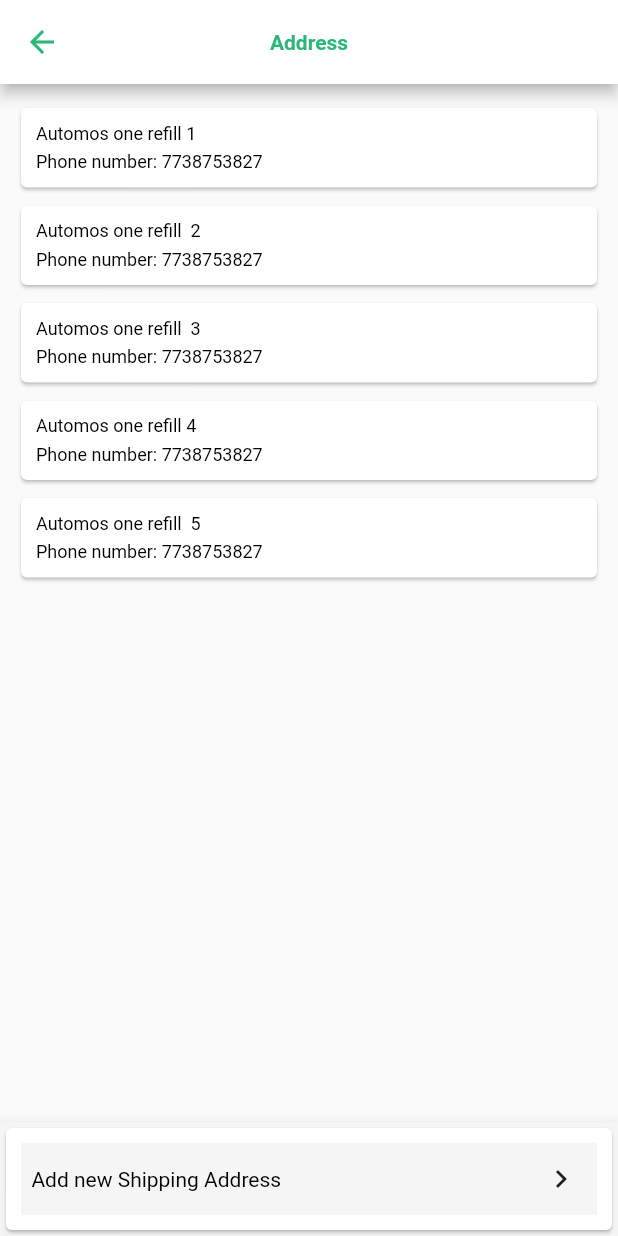
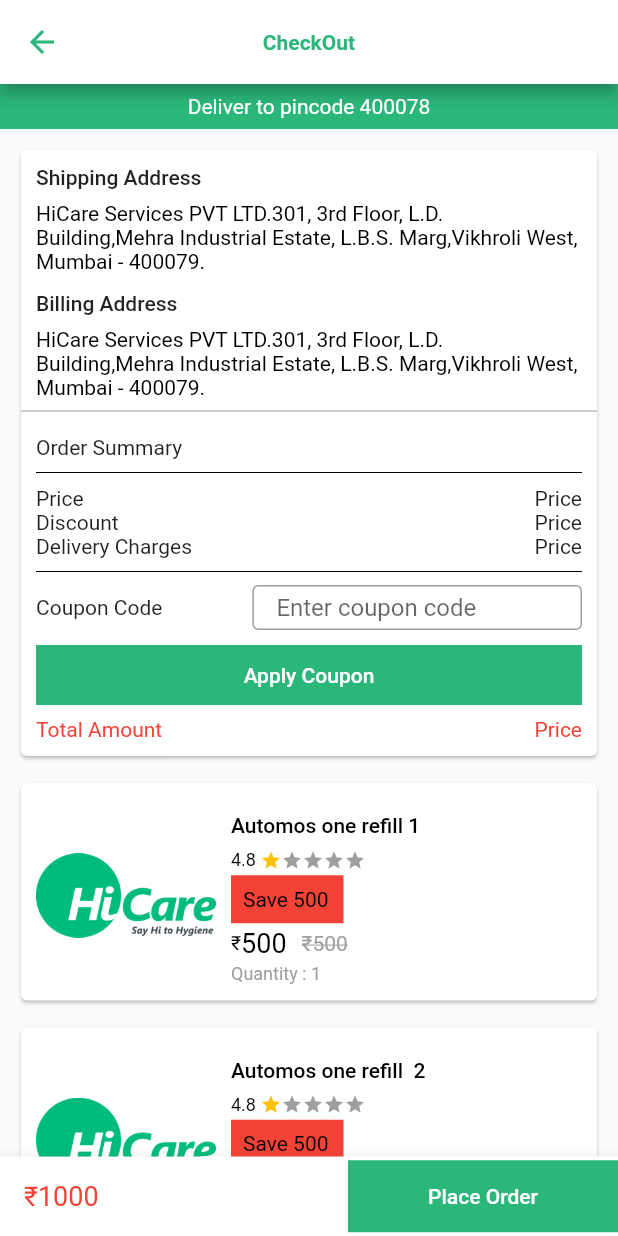
Before and after one commit to HiShubhamK/customerappflutter, a Flutter app: the HomeScreen screen opened directly, item 3 of the bottom bar chosen, on a phone screen of 412 x 824 dp. Run offline on Flutter 3.47's test engine with Material 2 defaults, Android fonts, the light colour scheme and no system bars; drawn by our look-alikes of flutter_rating_bar; our stand-ins replace animated_splash_screen, another_flushbar, carousel_slider, flare_flutter, flutter_otp_text_field, fluttertoast and 2 more; missing offline and left inert: dart:ffi; accounts and stored records are empty; network calls fail.

```diff
--- /dev/null
+++ b/lib/view/checkout_screen.dart
@@ -0,0 +1,397 @@
+import 'package:flutter/material.dart';
+import 'package:flutter_rating_bar/flutter_rating_bar.dart';
+
+class CheckoutScreen extends StatefulWidget {
+  @override
+  State<StatefulWidget> createState() {
+    // TODO: implement createState
+    return _CheckoutScreen();
+  }
+}
+
+class _CheckoutScreen extends State<CheckoutScreen> {
+
+  List<String> items = [
+    'Automos one refill 1',
+    'Automos one refill  2',
+    'Automos one refill  3',
+    'Automos one refill 4',
+    'Automos one refill  5',
+    // Add more items as needed
+  ];
+
+  @override
+  Widget build(BuildContext context) {
+    // TODO: implement build
+    return Scaffold(
+      appBar: AppBar(
+        title: Text(
+          'CheckOut',
+          style: TextStyle(
+              fontSize: 14,
+              color: Color.fromARGB(255, 43, 183, 122),
+              fontWeight: FontWeight.bold),
+        ),
+        centerTitle: true,
+        automaticallyImplyLeading: true,
+        // Remove the back arrow
+        backgroundColor: Colors.white,
+        iconTheme: IconThemeData(color: Color.fromARGB(255, 43, 183, 122)),
+      ),
+      bottomNavigationBar: BottomAppBar(
+        color: Colors.white,
+        child: Row(
+          mainAxisAlignment: MainAxisAlignment.spaceBetween,
+          children: [
+            Padding(
+              padding: const EdgeInsets.all(16.0),
+              child: Text(
+                '\u{20B9}1000', // Replace with your price value
+                style: TextStyle(
+                  color: Colors.red, // Set the text color
+                  fontSize: 18.0, // Set the font size
+                ),
+              ),
+            ),
+            Container(
+              width: 180,
+              color: Color.fromARGB(255, 43, 183, 122),
+              child: TextButton(
+                  onPressed: () {},
+                  child: Text(
+                    'Place Order',
+                    style: TextStyle(color: Colors.white),
+                  )),
+            )
+            // IconButton(
+            //   icon: Icon(Icons.shopping_cart),
+            //   onPressed: () {
+            //     // Handle cart button click
+            //   },
+            //   color: Colors.white, // Set the icon color
+            // ),
+          ],
+        ),
+      ),
+      body: Container(
+        child: Column(
+          children: [
+            Container(
+              height: 30,
+              color: Color.fromARGB(255, 43, 183, 122),
+              // Set the text color
+              width: double.infinity,
+              // Make the Container match the parent's width
+              child: Center(
+                child: Text(
+                  'Deliver to pincode 400078',
+                  style: TextStyle(color: Colors.white // Set the text color
+                      ),
+                ),
+              ),
+            ),
+            SizedBox(height: 10),
+            Container(
+              margin: EdgeInsets.fromLTRB(10, 0, 10, 0),
+              child: Column(
+                children: [
+                  Card(
+                    child: Column(
+                      children: [
+                        Container(
+                            margin: EdgeInsets.fromLTRB(10,10,10,3),
+                            child: Row(
+                              mainAxisAlignment: MainAxisAlignment.spaceBetween,
+                              children: [
+                                Text(
+                                  'Shipping Address',
+                                  style: TextStyle(
+                                      fontSize: 14,
+                                      fontWeight: FontWeight.w500),
+                                ),
+                              ],
+                            )),
+                        SizedBox(height: 5),
+                        Container(
+                          width: double.infinity,
+                          height: 50,
+                          margin: EdgeInsets.fromLTRB(10, 0, 10, 0),
+                          // padding: const EdgeInsets.all(10),
+                          child: Text(
+                              'HiCare Services PVT LTD.301, 3rd Floor, L.D. Building,Mehra Industrial Estate, L.B.S. Marg,Vikhroli West, Mumbai - 400079.',
+                              maxLines: 4,
+                              overflow: TextOverflow.visible,
+                              style:
+                                  TextStyle(color: Colors.black, fontSize: 14)),
+                        ),
+                        Container(
+                            margin: EdgeInsets.fromLTRB(10,10,10,3),
+                            child: Row(
+                              mainAxisAlignment: MainAxisAlignment.spaceBetween,
+                              children: [
+                                Text(
+                                  'Billing Address',
+                                  style: TextStyle(
+                                      fontSize: 14,
+                                      fontWeight: FontWeight.w500),
+                                ),
+                              ],
+                            )),
+                        SizedBox(height: 5),
+                        Container(
+                          width: double.infinity,
+                          height: 50,
+                          margin: EdgeInsets.fromLTRB(10, 0, 10, 0),
+                          // padding: const EdgeInsets.all(10),
+                          child: Text(
+                              'HiCare Services PVT LTD.301, 3rd Floor, L.D. Building,Mehra Industrial Estate, L.B.S. Marg,Vikhroli West, Mumbai - 400079.',
+                              maxLines: 4,
+                              overflow: TextOverflow.visible,
+                              style:
+                                  TextStyle(color: Colors.black, fontSize: 14)),
+                        ),
+                        SizedBox(height: 5),
+                        Divider(height: 2, color: Colors.grey),
+                        SizedBox(height: 5),
+                        Container(
+                          margin: EdgeInsets.all(10),
+                          child: Column(
+                            children: [
+                              Row(
+                                mainAxisAlignment: MainAxisAlignment.start,
+                                crossAxisAlignment: CrossAxisAlignment.start,
+                                mainAxisSize: MainAxisSize.max,
+                                children: [Text('Order Summary')],
+                              ),
+                              SizedBox(height: 8),
+                              Divider(height: 2, color: Colors.black),
+                              SizedBox(height: 8),
+                              Row(
+                                mainAxisAlignment:
+                                    MainAxisAlignment.spaceBetween,
+                                children: [Text('Price'), Text('Price')],
+                              ),
+                              Row(
+                                mainAxisAlignment:
+                                    MainAxisAlignment.spaceBetween,
+                                children: [Text('Discount'), Text('Price')],
+                              ),
+                              Row(
+                                mainAxisAlignment:
+                                    MainAxisAlignment.spaceBetween,
+                                children: [
+                                  Text('Delivery Charges'),
+                                  Text('Price')
+                                ],
+                              ),
+                              SizedBox(height: 8),
+                              Divider(height: 2, color: Colors.black),
+                              SizedBox(height: 8),
+                              Row(
+                                mainAxisAlignment:
+                                    MainAxisAlignment.spaceAround,
+                                children: <Widget>[
+                                  Text('Coupon Code'),
+                                  SizedBox(width: 60.0),
+                                  Expanded(
+                                    child: Container(
+                                      height: 30,
+                                      child: TextField(
+                                        decoration: InputDecoration(
+                                          hintText: 'Enter coupon code',
+                                          border: OutlineInputBorder(
+                                              borderSide: BorderSide(
+                                            color: Color.fromARGB(
+                                                255, 43, 183, 122),
+                                          )),
+                                          contentPadding: EdgeInsets.fromLTRB(
+                                              16.0, 0, 0, 0),
+                                        ),
+                                      ),
+                                    ),
+                                  ),
+                                ],
+                              ),
+                              SizedBox(height: 10),
+                              Container(
+                                height: 40,
+                                  width: double.infinity,
+                                  color: Color.fromARGB(255, 43,183, 122),
+                                  child: TextButton(onPressed: () {}, child: Text('Apply Coupon',style: TextStyle(backgroundColor: Color.fromARGB(255, 43, 183, 122),color: Colors.white),))),
+                              SizedBox(height: 8),
+                              Row(
+                                mainAxisAlignment:
+                                    MainAxisAlignment.spaceBetween,
+                                children: [
+                                  Text(
+                                    'Total Amount',
+                                    style: TextStyle(color: Colors.red),
+                                  ),
+                                  Text('Price',
+                                      style: TextStyle(color: Colors.red))
+                                ],
+                              ),
+                            ],
+                          ),
+                        ),
+                      ],
+                    ),
+                  ),
+                  SizedBox(height: 10),
+                ],
+              ),
+            ),
+            Expanded(
+                child: ListView.builder(
+                  itemCount: items.length,
+                  itemBuilder: (BuildContext context, int index) {
+                    return Container(
+                      margin: EdgeInsets.fromLTRB(10, 0, 10, 10),
+                      child: Card(
+                        child: Column(
+                          children: [
+                            Row(
+                              children: [
+                                Column(
+                                  crossAxisAlignment: CrossAxisAlignment.start,
+                                  mainAxisSize: MainAxisSize.max,
+                                  mainAxisAlignment: MainAxisAlignment.start,
+                                  children: [
+                                    SizedBox(height: 5),
+                                    Container(
+                                        margin: EdgeInsets.fromLTRB(10, 0, 0, 0),
+                                        child: Image.asset(
+                                          'images/splash.png',
+                                          height: 140,
+                                          width: 120,
+                                        )),
+                                  ],
+                                ),
+                                SizedBox(height: 10),
+                                Container(
+                                  margin: EdgeInsets.fromLTRB(10, 0, 10, 0),
+                                  child: Column(
+                                    crossAxisAlignment: CrossAxisAlignment.start,
+                                    mainAxisSize: MainAxisSize.max,
+                                    mainAxisAlignment: MainAxisAlignment.start,
+                                    children: [
+                                      Container(
+                                        margin: EdgeInsets.fromLTRB(0, 10, 0, 0),
+                                        child: Text(items[index],
+                                            maxLines: 3,
+                                            overflow: TextOverflow.visible,
+                                            style: TextStyle(
+                                                color: Colors.black,
+                                                fontSize: 14,
+                                                fontWeight: FontWeight.w500)),
+                                      ),
+                                      SizedBox(height: 3),
+                                      Container(
+                                        margin: EdgeInsets.fromLTRB(0, 5, 0, 0),
+                                        child: Row(
+                                          children: [
+                                            Text('4.8',
+                                                style: TextStyle(
+                                                    color: Colors.black,
+                                                    fontSize: 12)),
+                                            SizedBox(width: 3),
+                                            RatingBar.builder(
+                                              wrapAlignment: WrapAlignment.start,
+                                              initialRating: 1,
+                                              minRating: 1,
+                                              direction: Axis.horizontal,
+                                              allowHalfRating: true,
+                                              itemCount: 5,
+                                              // Adjust the size of the icons as needed
+                                              itemSize: 14.0,
+                                              // itemPadding: EdgeInsets.symmetric(
+                                              //     horizontal: 4.0),
+                                              itemBuilder: (context, _) => Center(
+                                                child: Icon(
+                                                  Icons.star,
+                                                  color: Colors.amber,
+                                                  size: 14.0,
+                                                ),
+                                              ),
+                                              onRatingUpdate: (rating) {
+                                                print(rating);
+                                              },
+                                            ),
+                                          ],
+                                        ),
+                                      ),
+                                      SizedBox(height: 3),
+                                      Container(
+                                          width: 75,
+                                          color: Colors.red,
+                                          child: Padding(
+                                            padding: const EdgeInsets.all(8),
+                                            child: Text('Save 500',
+                                                style: TextStyle(
+                                                    color: Colors.black,
+                                                    backgroundColor: Colors.red,
+                                                    fontSize: 14)),
+                                          )),
+                                      SizedBox(height: 3),
+                                      Row(
+                                        children: [
+                                          Text('\u{20B9}',
+                                              style: TextStyle(
+                                                  color: Colors.black,
+                                                  fontSize: 13)),
+                                          Text('500',
+                                              style: TextStyle(
+                                                color: Colors.black,
+                                                fontSize: 18,
+                                              )),
+                                          SizedBox(width: 10),
+                                          Text('\u{20B9}',
+                                              style: TextStyle(
+                                                  color: Colors.grey,
+                                                  fontSize: 14,
+                                                  decoration:
+                                                  TextDecoration.lineThrough)),
+                                          Text('500',
+                                              style: TextStyle(
+                                                  color: Colors.grey,
+                                                  fontSize: 14,
+                                                  decoration:
+                                                  TextDecoration.lineThrough)),
+                                        ],
+                                      ),
+
+                                      SizedBox(height: 3),
+                                      Row(
+                                        children: [
+                                          Text('Quantity :',
+                                              style: TextStyle(
+                                                  color: Colors.grey,
+                                                  fontSize: 12)),
+                                          SizedBox(width: 3),
+                                          Text('1 ',
+                                              style: TextStyle(
+                                                  color: Colors.grey,
+                                                  fontSize: 12)),
+                                        ],
+                                      ),
+                                    ],
+                                  ),
+                                ),
+                              ],
+                            )
+                          ],
+                        ),
+                      ),
+                    );
+
+                    // return ListTile(
+                    //   title: Text(items[index]),
+                    // );
+                  },
+                )),
+          ],
+        ),
+      ),
+    );
+  }
+}
--- a/lib/view/home_screen.dart
+++ b/lib/view/home_screen.dart
@@ -2,6 +2,7 @@
 import 'package:customerappdart/view/address_screen.dart';
 import 'package:customerappdart/view/cart_screen.dart';
 import 'package:customerappdart/view/change_address_screen.dart';
+import 'package:customerappdart/view/checkout_screen.dart';
 import 'package:customerappdart/view/product_screen.dart';
 import 'package:customerappdart/view/support_screen.dart';
 import 'package:flutter/material.dart';
@@ -66,7 +67,7 @@
             Navigator.push(
               context,
               MaterialPageRoute(
-                builder: (context) => ChangeAddressScreen(),
+                builder: (context) => CheckoutScreen(),
                 // builder: (context) => ScreenSupport(),
               ),
             );
```
